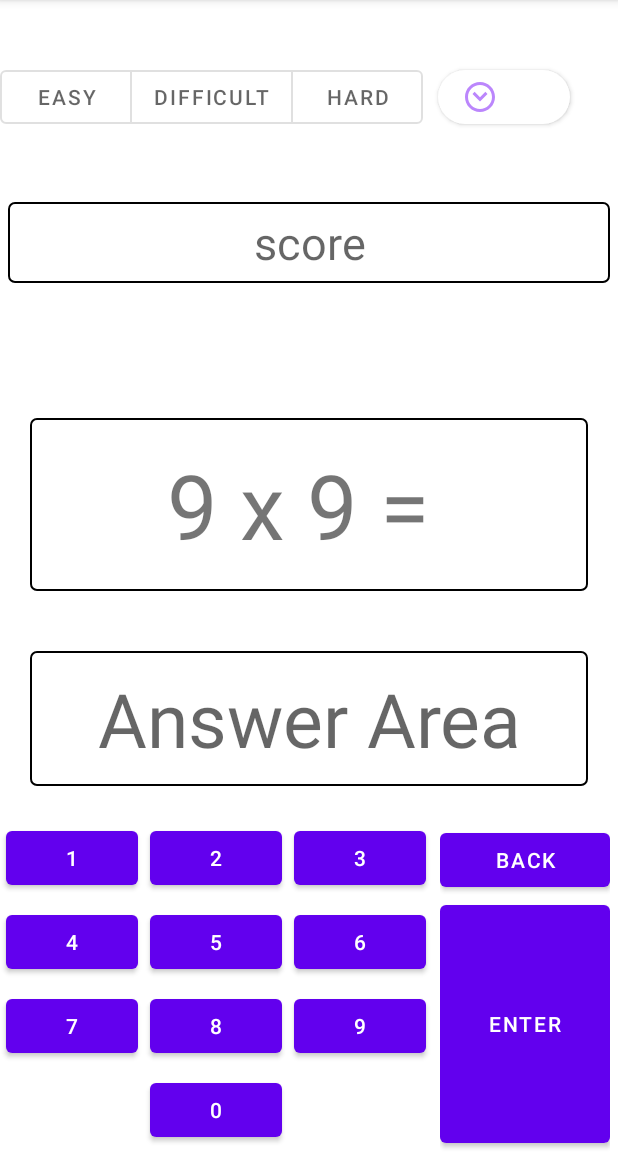
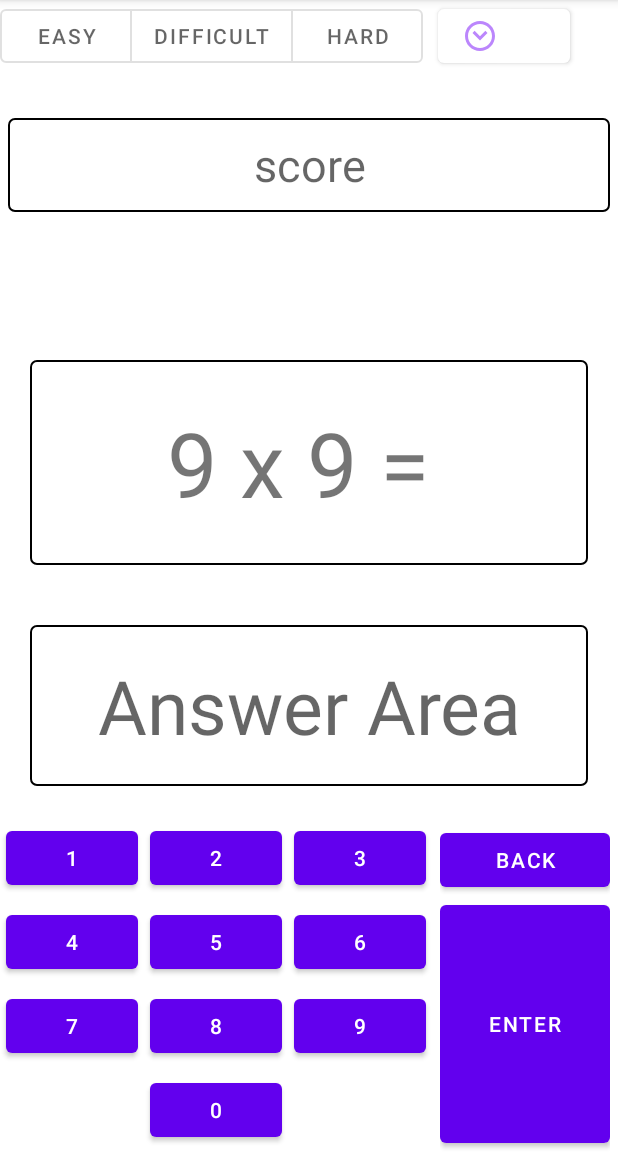
Before and after one commit to nologos/androidapp1, an Android app: the screen it shows after launch (MainActivity), on a phone screen of 412 x 824 dp, the part 84-1236 px from its top. Run offline under Robolectric (Android 15) with nearby library versions, the phone set to English and light mode, and no system bars.

Commit message:
minor layout

```diff
--- a/app/src/main/res/layout/activity_main.xml
+++ b/app/src/main/res/layout/activity_main.xml
@@ -20,18 +20,20 @@
 
             android:layout_width="match_parent"
             android:layout_height="0dp"
-            android:layout_weight="1"
-            android:orientation="horizontal">
+            android:layout_weight="0.5"
+            android:orientation="horizontal"
+            android:layout_gravity="center">
 
             <com.google.android.material.button.MaterialButtonToggleGroup
                 android:id="@+id/toggleButton"
                 android:layout_width="wrap_content"
                 android:layout_height="wrap_content"
-                android:layout_gravity="center"
+
                 app:singleSelection="true"
                 >
 
                 <Button
+
                     android:id="@+id/button1"
                     style="?attr/materialButtonOutlinedStyle"
                     android:layout_width="wrap_content"
@@ -51,20 +53,21 @@
                     android:layout_width="wrap_content"
                     android:layout_height="wrap_content"
                     android:text="Hard" />
+
             </com.google.android.material.button.MaterialButtonToggleGroup>
 
             <com.google.android.material.button.MaterialButton
                 android:layout_marginLeft="10dp"
-                android:layout_gravity="center"
+
                 android:id="@+id/refreshButton"
                 android:layout_width="wrap_content"
                 android:layout_height="wrap_content"
                 app:icon="@drawable/ic_refresh"
                 app:iconTint="@color/purple_200"
                 app:backgroundTint="@color/white"
-                app:cornerRadius="20dp"
+
                 android:textColor="@color/purple_200"
-                android:textSize="18sp" />
+                android:textSize="12sp" />
 
 
         </LinearLayout>
```
